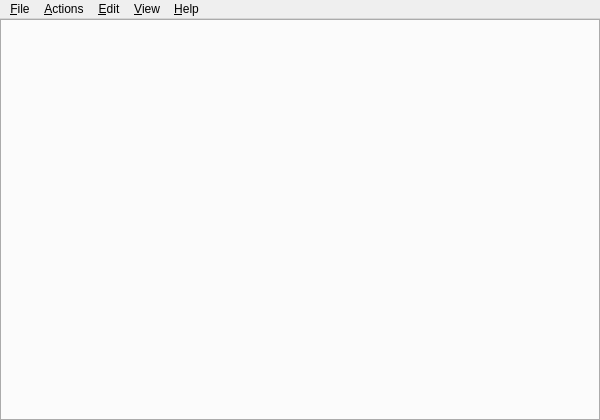
Above: src/forms/qterminal.ui from lxqt/qterminal before the change. Below: the same form after it.
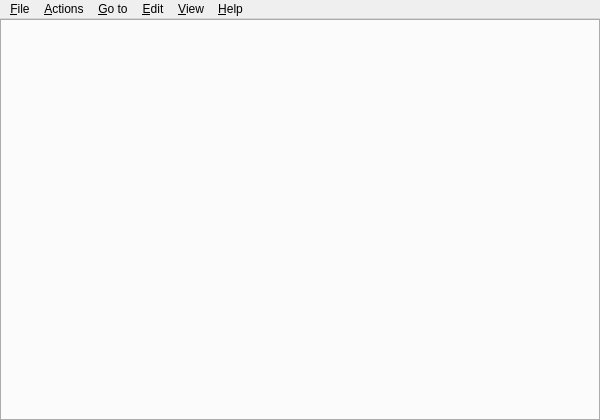
That is the form after the change. Icons and pictures are not drawn. Custom widgets are drawn as their Qt base class.

Commit message: Create actions for switching to tab by index.

```diff
--- a/src/forms/qterminal.ui
+++ b/src/forms/qterminal.ui
@@ -67,6 +67,11 @@
      <string>&amp;Actions</string>
     </property>
    </widget>
+   <widget class="QMenu" name="menu_GoTo">
+    <property name="title">
+     <string>&amp;Go to</string>
+    </property>
+   </widget>
    <widget class="QMenu" name="menu_Help">
     <property name="title">
      <string>&amp;Help</string>
@@ -86,6 +91,7 @@
    </widget>
    <addaction name="menu_File"/>
    <addaction name="menu_Actions"/>
+   <addaction name="menu_GoTo"/>
    <addaction name="menu_Edit"/>
    <addaction name="menu_Window"/>
    <addaction name="menu_Help"/>
```
The commit also changes 4 other files.
